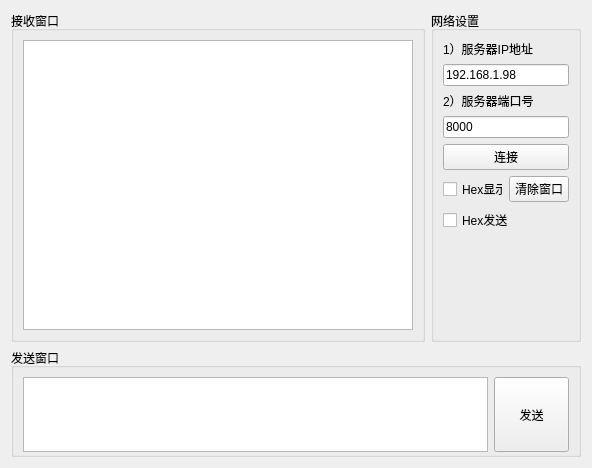
First picture: the form in TCP_part/TCPClient.ui, repository MRcao1001/Ddecode-QT-TCP-customWidget-MVD-MVC-MVVM-, before the edit.
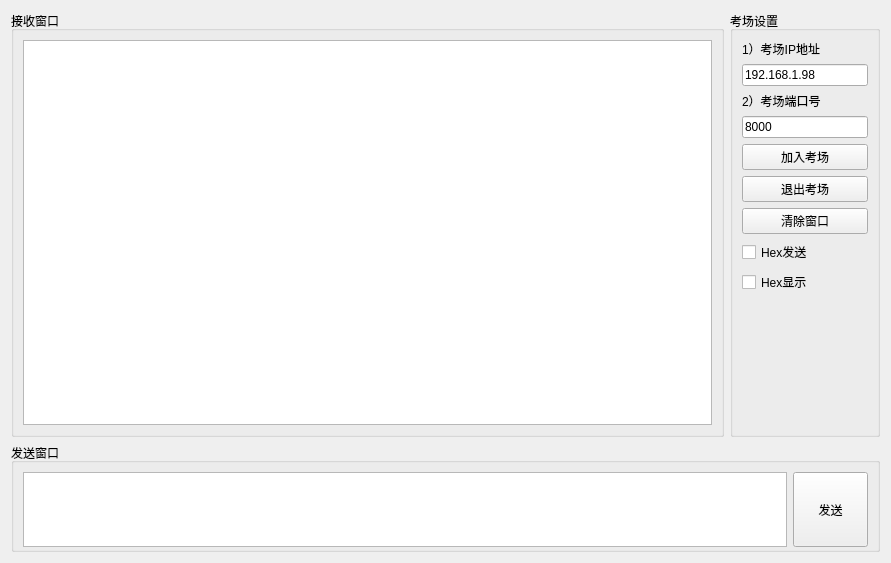
Second picture: the form after the edit.

Commit message: 更新----------------------- 用户登陆模块 考场创建以及许可证验证模块

Diff of the .ui file:
```diff
--- a/TCP_part/TCPClient.ui
+++ b/TCP_part/TCPClient.ui
@@ -6,8 +6,8 @@
    <rect>
     <x>0</x>
     <y>0</y>
-    <width>586</width>
-    <height>457</height>
+    <width>891</width>
+    <height>563</height>
    </rect>
   </property>
   <property name="windowTitle">
@@ -53,13 +53,13 @@
         </size>
        </property>
        <property name="title">
-        <string>网络设置</string>
+        <string>考场设置</string>
        </property>
        <layout class="QVBoxLayout" name="verticalLayout">
         <item>
          <widget class="QLabel" name="label">
           <property name="text">
-           <string>1）服务器IP地址</string>
+           <string>1）考场IP地址</string>
           </property>
          </widget>
         </item>
@@ -73,7 +73,7 @@
         <item>
          <widget class="QLabel" name="label_2">
           <property name="text">
-           <string>2）服务器端口号</string>
+           <string>2）考场端口号</string>
           </property>
          </widget>
         </item>
@@ -87,19 +87,19 @@
         <item>
          <widget class="QPushButton" name="btnConnect">
           <property name="text">
-           <string>连接</string>
+           <string>加入考场</string>
+          </property>
+         </widget>
+        </item>
+        <item>
+         <widget class="QPushButton" name="btnConnect_2">
+          <property name="text">
+           <string>退出考场</string>
           </property>
          </widget>
         </item>
         <item>
          <layout class="QHBoxLayout" name="horizontalLayout">
-          <item>
-           <widget class="QCheckBox" name="ckbHexShow">
-            <property name="text">
-             <string>Hex显示</string>
-            </property>
-           </widget>
-          </item>
           <item>
            <widget class="QPushButton" name="pushButton">
             <property name="text">
@@ -116,6 +116,13 @@
           </property>
          </widget>
         </item>
+        <item>
+         <widget class="QCheckBox" name="ckbHexShow">
+          <property name="text">
+           <string>Hex显示</string>
+          </property>
+         </widget>
+        </item>
         <item>
          <spacer name="verticalSpacer">
           <property name="orientation">
```
The commit also changes 37 other files.
